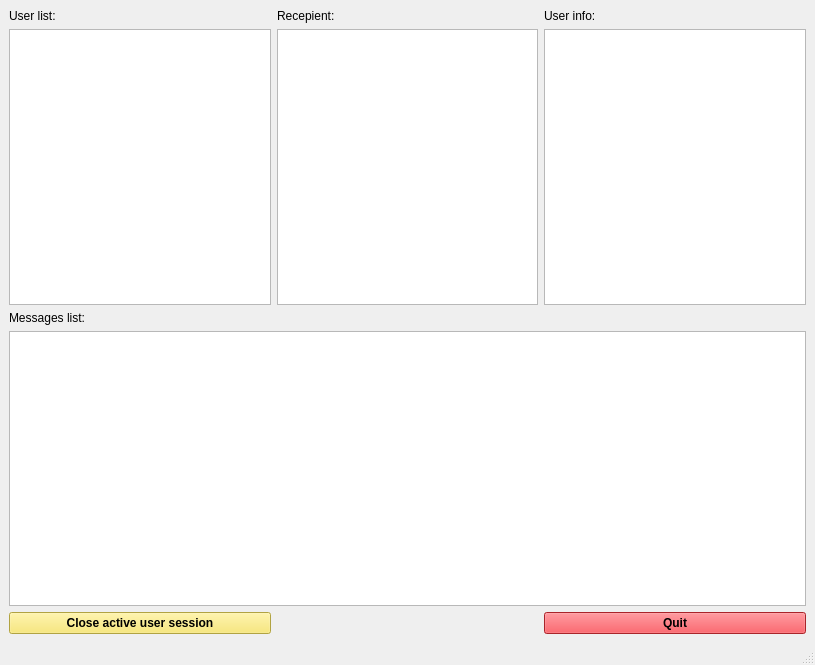
Before: the Qt Designer form mainwindow.ui in smyshlenyj/stack_server-admin_app, drawn with Qt 5.
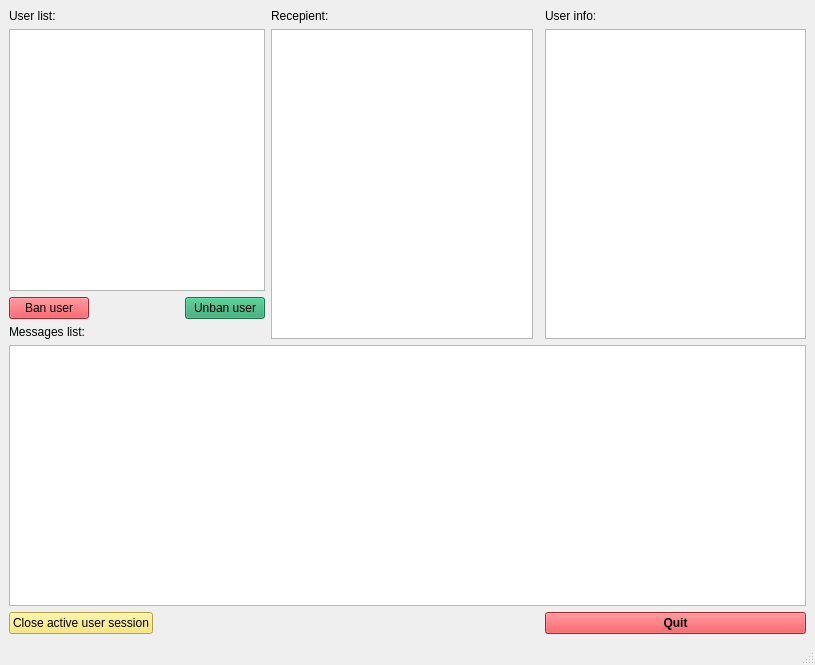
After: the same form once the commit is applied.

```diff
--- a/mainwindow.ui
+++ b/mainwindow.ui
@@ -18,8 +18,28 @@
     <bool>true</bool>
    </property>
    <layout class="QGridLayout" name="gridLayout">
-    <item row="1" column="2">
-     <widget class="QListWidget" name="listWidgetInfo"/>
+    <item row="6" column="0">
+     <widget class="QPushButton" name="pushButtonDeactivate">
+      <property name="styleSheet">
+       <string notr="true">QPushButton { 
+color : rgb(0, 0, 0);
+background-color : rgb(248, 228, 92);
+}</string>
+      </property>
+      <property name="text">
+       <string>Close active user session</string>
+      </property>
+     </widget>
+    </item>
+    <item row="0" column="3">
+     <widget class="QLabel" name="label_4">
+      <property name="text">
+       <string>Recepient:</string>
+      </property>
+     </widget>
+    </item>
+    <item row="4" column="0" colspan="6">
+     <widget class="QListWidget" name="listWidgetMessages"/>
     </item>
     <item row="0" column="0">
      <widget class="QLabel" name="label">
@@ -28,14 +48,7 @@
       </property>
      </widget>
     </item>
-    <item row="1" column="0">
-     <widget class="QListWidget" name="listWidgetUsers">
-      <property name="enabled">
-       <bool>true</bool>
-      </property>
-     </widget>
-    </item>
-    <item row="6" column="2">
+    <item row="6" column="5">
      <widget class="QPushButton" name="pushButtonQuit">
       <property name="styleSheet">
        <string notr="true">QPushButton { 
@@ -49,26 +62,15 @@
       </property>
      </widget>
     </item>
-    <item row="0" column="2">
+    <item row="0" column="5">
      <widget class="QLabel" name="label_3">
       <property name="text">
        <string>User info:</string>
       </property>
      </widget>
     </item>
-    <item row="6" column="0">
-     <widget class="QPushButton" name="pushButtonDeactivate">
-      <property name="styleSheet">
-       <string notr="true">QPushButton { 
-color : rgb(0, 0, 0);
-font-weight: bold;
-background-color : rgb(248, 228, 92);
-}</string>
-      </property>
-      <property name="text">
-       <string>Close active user session</string>
-      </property>
-     </widget>
+    <item row="1" column="3" rowspan="3">
+     <widget class="QListWidget" name="listWidgetRecepient"/>
     </item>
     <item row="3" column="0">
      <widget class="QLabel" name="label_2">
@@ -77,19 +79,59 @@
       </property>
      </widget>
     </item>
-    <item row="4" column="0" colspan="3">
-     <widget class="QListWidget" name="listWidgetMessages"/>
+    <item row="1" column="5" rowspan="3">
+     <widget class="QListWidget" name="listWidgetInfo"/>
     </item>
-    <item row="1" column="1">
-     <widget class="QListWidget" name="listWidgetRecepient"/>
-    </item>
-    <item row="0" column="1">
-     <widget class="QLabel" name="label_4">
-      <property name="text">
-       <string>Recepient:</string>
+    <item row="1" column="0" colspan="3">
+     <widget class="QListWidget" name="listWidgetUsers">
+      <property name="enabled">
+       <bool>true</bool>
       </property>
      </widget>
     </item>
+    <item row="2" column="0" colspan="3">
+     <layout class="QHBoxLayout" name="horizontalLayout">
+      <item>
+       <widget class="QPushButton" name="pushButtonBan">
+        <property name="styleSheet">
+         <string notr="true">QPushButton { 
+color : rgb(0, 0, 0);
+background-color : rgb(237, 51, 59);
+}</string>
+        </property>
+        <property name="text">
+         <string>Ban user</string>
+        </property>
+       </widget>
+      </item>
+      <item>
+       <spacer name="horizontalSpacer">
+        <property name="orientation">
+         <enum>Qt::Horizontal</enum>
+        </property>
+        <property name="sizeHint" stdset="0">
+         <size>
+          <width>40</width>
+          <height>20</height>
+         </size>
+        </property>
+       </spacer>
+      </item>
+      <item>
+       <widget class="QPushButton" name="pushButtonUnban">
+        <property name="styleSheet">
+         <string notr="true">QPushButton { 
+color : rgb(0, 0, 0);
+background-color : rgb(38, 162, 105);
+}</string>
+        </property>
+        <property name="text">
+         <string>Unban user</string>
+        </property>
+       </widget>
+      </item>
+     </layout>
+    </item>
    </layout>
   </widget>
   <widget class="QMenuBar" name="menubar">
```
